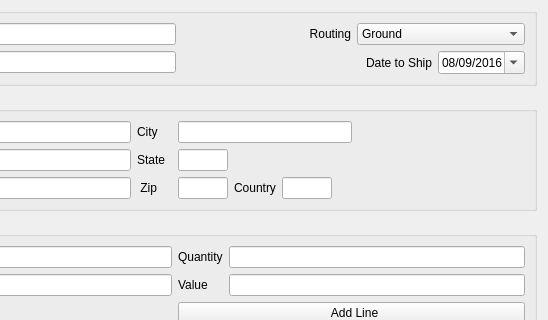
The window that View/setuptab.ui (topherMcDonald/SPO) describes before a commit, drawn with Qt 5; both pictures show x 352 to 900 and y 88 to 408 of the 900 by 900 pixel window.
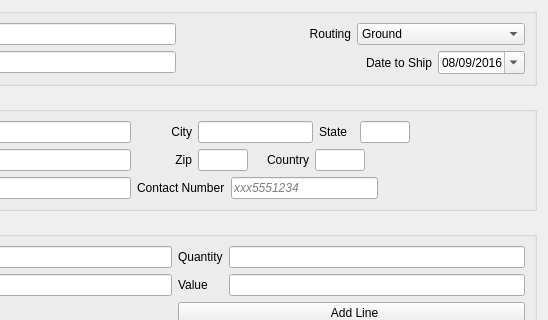
The same window after the commit. Icons and pictures are not drawn.

Commit message: Added phone field

What changed in the file:
```diff
--- a/View/setuptab.ui
+++ b/View/setuptab.ui
@@ -656,7 +656,7 @@
          <widget class="QLabel" name="lblShipToAddress_City">
           <property name="minimumSize">
            <size>
-            <width>35</width>
+            <width>55</width>
             <height>0</height>
            </size>
           </property>
@@ -669,6 +669,9 @@
           <property name="text">
            <string>City</string>
           </property>
+          <property name="alignment">
+           <set>Qt::AlignRight|Qt::AlignTrailing|Qt::AlignVCenter</set>
+          </property>
          </widget>
         </item>
         <item>
@@ -681,6 +684,53 @@
           </property>
          </widget>
         </item>
+        <item>
+         <widget class="QLabel" name="lblShipToAddress_State">
+          <property name="sizePolicy">
+           <sizepolicy hsizetype="Expanding" vsizetype="Preferred">
+            <horstretch>0</horstretch>
+            <verstretch>0</verstretch>
+           </sizepolicy>
+          </property>
+          <property name="minimumSize">
+           <size>
+            <width>35</width>
+            <height>0</height>
+           </size>
+          </property>
+          <property name="maximumSize">
+           <size>
+            <width>20</width>
+            <height>16777215</height>
+           </size>
+          </property>
+          <property name="text">
+           <string>State</string>
+          </property>
+          <property name="alignment">
+           <set>Qt::AlignLeading|Qt::AlignLeft|Qt::AlignVCenter</set>
+          </property>
+         </widget>
+        </item>
+        <item>
+         <widget class="QLineEdit" name="leShipToAddress_State">
+          <property name="sizePolicy">
+           <sizepolicy hsizetype="Fixed" vsizetype="Fixed">
+            <horstretch>0</horstretch>
+            <verstretch>0</verstretch>
+           </sizepolicy>
+          </property>
+          <property name="maximumSize">
+           <size>
+            <width>50</width>
+            <height>16777215</height>
+           </size>
+          </property>
+          <property name="maxLength">
+           <number>2</number>
+          </property>
+         </widget>
+        </item>
         <item>
          <spacer name="horizontalSpacer_5">
           <property name="orientation">
@@ -705,90 +755,34 @@
          <number>0</number>
         </property>
         <item>
-         <widget class="QLabel" name="lblShipToAddress_Zip">
-          <property name="sizePolicy">
-           <sizepolicy hsizetype="Expanding" vsizetype="Preferred">
-            <horstretch>0</horstretch>
-            <verstretch>0</verstretch>
-           </sizepolicy>
-          </property>
-          <property name="minimumSize">
-           <size>
-            <width>35</width>
-            <height>0</height>
-           </size>
-          </property>
-          <property name="maximumSize">
-           <size>
-            <width>26</width>
-            <height>16777215</height>
-           </size>
-          </property>
+         <widget class="QLabel" name="lblShipToAddress_ContactNumber">
           <property name="text">
-           <string> Zip</string>
+           <string>Contact Number</string>
           </property>
-          <property name="alignment">
-           <set>Qt::AlignLeading|Qt::AlignLeft|Qt::AlignVCenter</set>
-          </property>
          </widget>
         </item>
         <item>
-         <widget class="QLineEdit" name="leShipToAddress_Zip">
-          <property name="sizePolicy">
-           <sizepolicy hsizetype="Fixed" vsizetype="Fixed">
-            <horstretch>0</horstretch>
-            <verstretch>0</verstretch>
-           </sizepolicy>
+         <widget class="QLineEdit" name="leShipToAddress_ContactNumber">
+          <property name="font">
+           <font>
+            <italic>true</italic>
+            <stylestrategy>PreferAntialias</stylestrategy>
+           </font>
           </property>
-          <property name="maximumSize">
-           <size>
-            <width>50</width>
-            <height>16777215</height>
-           </size>
+          <property name="inputMethodHints">
+           <set>Qt::ImhNone</set>
           </property>
           <property name="maxLength">
            <number>5</number>
           </property>
-          <property name="alignment">
-           <set>Qt::AlignRight|Qt::AlignTrailing|Qt::AlignVCenter</set>
+          <property name="echoMode">
+           <enum>QLineEdit::Normal</enum>
           </property>
-          <property name="dragEnabled">
-           <bool>true</bool>
+          <property name="placeholderText">
+           <string>xxx5551234</string>
           </property>
-         </widget>
-        </item>
-        <item>
-         <widget class="QLabel" name="lblShipToAddress_Country">
-          <property name="maximumSize">
-           <size>
-            <width>100</width>
-            <height>16777215</height>
-           </size>
-          </property>
-          <property name="text">
-           <string>Country</string>
-          </property>
-          <property name="alignment">
-           <set>Qt::AlignLeading|Qt::AlignLeft|Qt::AlignVCenter</set>
-          </property>
-         </widget>
-        </item>
-        <item>
-         <widget class="QLineEdit" name="leShipToAddress_Country">
-          <property name="sizePolicy">
-           <sizepolicy hsizetype="Fixed" vsizetype="Fixed">
-            <horstretch>0</horstretch>
-            <verstretch>0</verstretch>
-           </sizepolicy>
-          </property>
-          <property name="maximumSize">
-           <size>
-            <width>50</width>
-            <height>16777215</height>
-           </size>
-          </property>
-          <property name="maxLength">
-           <number>3</number>
+          <property name="cursorMoveStyle">
+           <enum>Qt::LogicalMoveStyle</enum>
           </property>
          </widget>
         </item>
@@ -865,7 +859,7 @@
          <number>0</number>
         </property>
         <item>
-         <widget class="QLabel" name="lblShipToAddress_State">
+         <widget class="QLabel" name="lblShipToAddress_Zip">
           <property name="sizePolicy">
            <sizepolicy hsizetype="Expanding" vsizetype="Preferred">
             <horstretch>0</horstretch>
@@ -874,51 +868,114 @@
           </property>
           <property name="minimumSize">
            <size>
-            <width>35</width>
+            <width>55</width>
             <height>0</height>
            </size>
           </property>
           <property name="maximumSize">
+           <size>
+            <width>26</width>
+            <height>16777215</height>
+           </size>
+          </property>
+          <property name="text">
+           <string> Zip</string>
+          </property>
+          <property name="alignment">
+           <set>Qt::AlignRight|Qt::AlignTrailing|Qt::AlignVCenter</set>
+          </property>
+         </widget>
+        </item>
+        <item>
+         <widget class="QLineEdit" name="leShipToAddress_Zip">
+          <property name="sizePolicy">
+           <sizepolicy hsizetype="Fixed" vsizetype="Fixed">
+            <horstretch>0</horstretch>
+            <verstretch>0</verstretch>
+           </sizepolicy>
+          </property>
+          <property name="maximumSize">
+           <size>
+            <width>50</width>
+            <height>16777215</height>
+           </size>
+          </property>
+          <property name="maxLength">
+           <number>5</number>
+          </property>
+          <property name="alignment">
+           <set>Qt::AlignRight|Qt::AlignTrailing|Qt::AlignVCenter</set>
+          </property>
+          <property name="dragEnabled">
+           <bool>true</bool>
+          </property>
+         </widget>
+        </item>
+        <item>
+         <widget class="QLabel" name="lblShipToAddress_Country">
+          <property name="minimumSize">
+           <size>
+            <width>55</width>
+            <height>0</height>
+           </size>
+          </property>
+          <property name="maximumSize">
+           <size>
+            <width>100</width>
+            <height>16777215</height>
+           </size>
+          </property>
+          <property name="text">
+           <string>Country</string>
+          </property>
+          <property name="alignment">
+           <set>Qt::AlignRight|Qt::AlignTrailing|Qt::AlignVCenter</set>
+          </property>
+         </widget>
+        </item>
+        <item>
+         <widget class="QLineEdit" name="leShipToAddress_Country">
+          <property name="sizePolicy">
+           <sizepolicy hsizetype="Fixed" vsizetype="Fixed">
+            <horstretch>0</horstretch>
+            <verstretch>0</verstretch>
+           </sizepolicy>
+          </property>
+          <property name="maximumSize">
+           <size>
+            <width>50</width>
+            <height>16777215</height>
+           </size>
+          </property>
+          <property name="maxLength">
+           <number>3</number>
+          </property>
+         </widget>
+        </item>
+        <item>
+         <spacer name="horizontalSpacer_7">
+          <property name="orientation">
+           <enum>Qt::Horizontal</enum>
+          </property>
+          <property name="sizeHint" stdset="0">
            <size>
             <width>20</width>
-            <height>16777215</height>
+            <height>20</height>
            </size>
           </property>
-          <property name="text">
-           <string>State</string>
-          </property>
-          <property name="alignment">
-           <set>Qt::AlignLeading|Qt::AlignLeft|Qt::AlignVCenter</set>
-          </property>
-         </widget>
-        </item>
-        <item>
-         <widget class="QLineEdit" name="leShipToAddress_State">
-          <property name="sizePolicy">
-           <sizepolicy hsizetype="Fixed" vsizetype="Fixed">
-            <horstretch>0</horstretch>
-            <verstretch>0</verstretch>
-           </sizepolicy>
-          </property>
-          <property name="maximumSize">
-           <size>
-            <width>50</width>
-            <height>16777215</height>
-           </size>
-          </property>
-          <property name="maxLength">
-           <number>2</number>
-          </property>
-         </widget>
+         </spacer>
         </item>
         <item>
          <spacer name="horizontalSpacer_4">
           <property name="orientation">
            <enum>Qt::Horizontal</enum>
           </property>
+          <property name="sizeType">
+           <enum>QSizePolicy::Fixed</enum>
+          </property>
           <property name="sizeHint" stdset="0">
            <size>
-            <width>70</width>
+            <width>125</width>
             <height>20</height>
            </size>
           </property>
```
Left out of the diff: 7 changed lines with no effect on the pictures. The commit also changes 2 other files.
